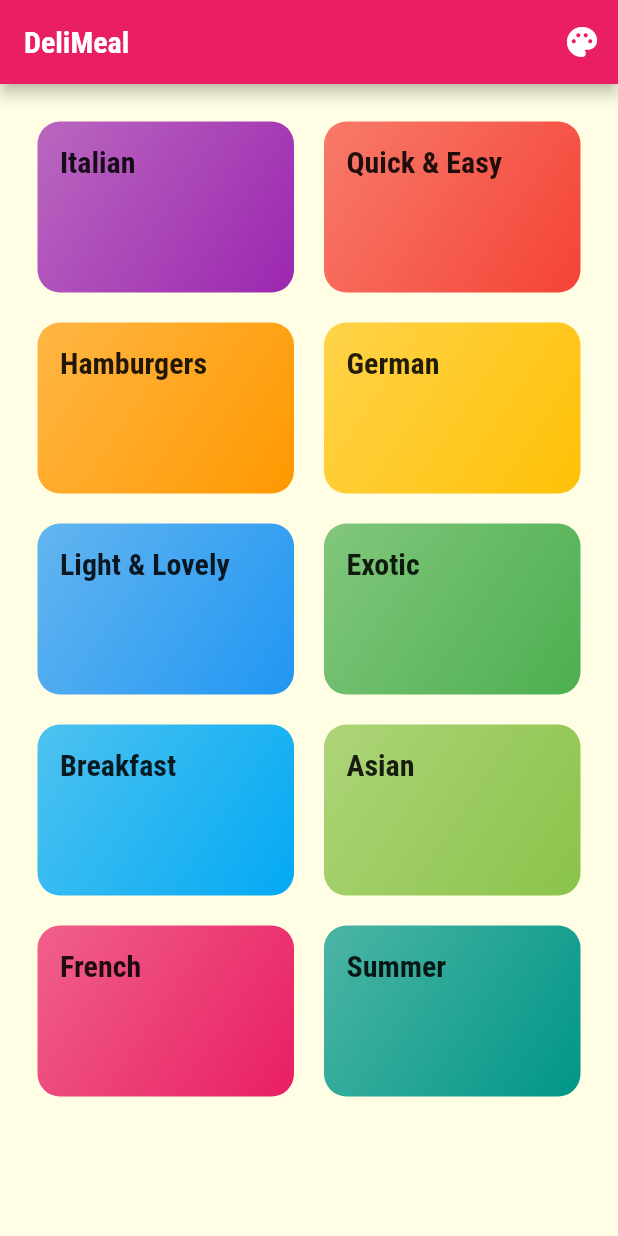
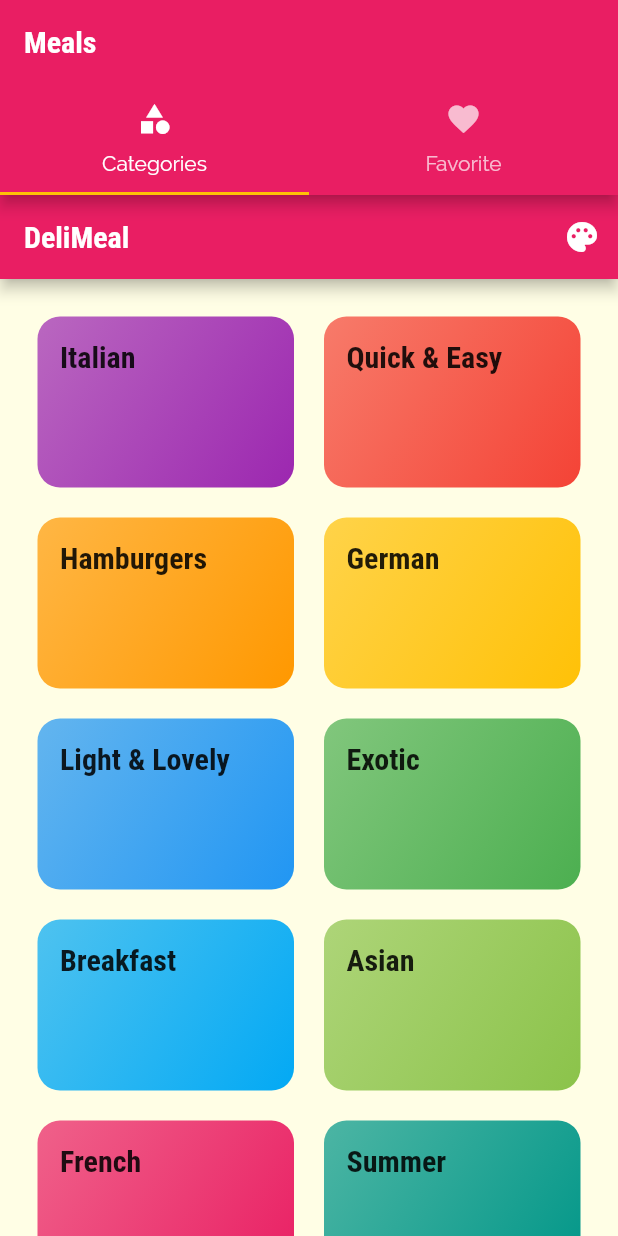
Before and after one commit to mauvecrow/meals_app, a Flutter app: the screen it shows after launch, on a phone screen of 412 x 824 dp. Run offline on Flutter 3.47's test engine with Material 2 defaults, Android fonts, the phone set to English and light mode, and no system bars.

Commit message:
Create Tab Bar - created minimal favorite screen - implement tab screens on category-screen and favorite-screen -update main to set home screen to TabScreen

```diff
--- a/lib/main.dart
+++ b/lib/main.dart
@@ -2,6 +2,7 @@ import 'package:flutter/material.dart';
 import './screens/category_meals_screen.dart';
 import './screens/categories_screen.dart';
 import './screens/meal_detail_screen.dart';
+import './screens/tab_screen.dart';
 
 void main() {
   runApp(const MyApp());
@@ -36,7 +37,7 @@ class MyApp extends StatelessWidget {
               ),
             ),
       ),
-      home: const CategoriesScreen(),
+      home: const TabsScreen(),
       routes: {
         CategoryMealsScreen.routeName: (ctx) => const CategoryMealsScreen(),
         MealDetailScreen.routeName: (ctx) => const MealDetailScreen(),
--- /dev/null
+++ b/lib/screens/favorite_screen.dart
@@ -0,0 +1,12 @@
+import 'package:flutter/material.dart';
+
+class FavoriteScreen extends StatelessWidget {
+  const FavoriteScreen({Key? key}) : super(key: key);
+
+  @override
+  Widget build(BuildContext context) {
+    return Center(
+      child: Text('favorite'),
+    );
+  }
+}
--- /dev/null
+++ b/lib/screens/tab_screen.dart
@@ -0,0 +1,39 @@
+import 'package:flutter/material.dart';
+import './favorite_screen.dart';
+import './categories_screen.dart';
+
+class TabsScreen extends StatefulWidget {
+  const TabsScreen({Key? key}) : super(key: key);
+
+  @override
+  _TabScreenState createState() => _TabScreenState();
+}
+
+class _TabScreenState extends State<TabsScreen> {
+  @override
+  Widget build(BuildContext context) {
+    return DefaultTabController(
+      length: 2,
+      child: Scaffold(
+        appBar: AppBar(
+          title: const Text('Meals'),
+          bottom: const TabBar(
+            tabs: [
+              Tab(
+                icon: Icon(Icons.category),
+                text: 'Categories',
+              ),
+              Tab(icon: Icon(Icons.favorite), text: 'Favorite'),
+            ],
+          ),
+        ),
+        body: const TabBarView(
+          children: [
+            CategoriesScreen(),
+            FavoriteScreen(),
+          ],
+        ),
+      ),
+    );
+  }
+}
```
